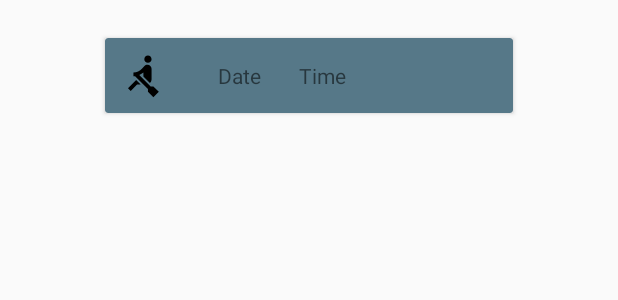
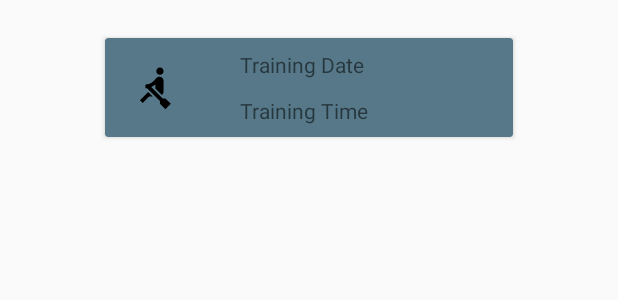
Before and after one commit to Vinniento/RaCo, an Android app: the layout training_card.xml on its own in the app's theme, with its tools: preview values and no code run, on a phone screen of 412 x 824 dp. Shown: the top 300 px of the screen. Run offline under Robolectric (Android 15) with nearby library versions, the phone set to English and light mode, and no system bars; network calls fail.

Commit message:
time and date cardView formatted and time parsed from json

```diff
--- a/app/src/main/java/com/example/raco/ui/viewmodels/LoginViewModel.kt
+++ b/app/src/main/java/com/example/raco/ui/viewmodels/LoginViewModel.kt
@@ -19,7 +19,6 @@ class LoginViewModel : ViewModel() {
 
     private val _loginJob = Job()
 
-
     private val _snackbarMessageObserver = MutableLiveData<String>()
     val snackbarMessageObserver: LiveData<String>
         get() = _snackbarMessageObserver
@@ -37,7 +36,6 @@ class LoginViewModel : ViewModel() {
     private val _errorHandler = CoroutineExceptionHandler { _, throwable ->
         Timber.e(throwable.message.toString())
     }
-
 
     private suspend fun getLoginData(email: String, password: String) {
         /*return withContext(Dispatchers.Main) {
@@ -62,7 +60,6 @@ class LoginViewModel : ViewModel() {
             _snackbarMessageObserver.value = "Email or password are in invalid format"
     }
 
-
     private fun checkUserCredentialsValidity(inputEmail: String, inputPassword: String): Boolean {
         return (HelperClass.isValidEmail(inputEmail) && inputPassword.length >= 8)
     }
--- a/app/src/main/res/layout/training_card.xml
+++ b/app/src/main/res/layout/training_card.xml
@@ -18,28 +18,34 @@
             android:id="@+id/trainingLogo"
             android:layout_width="50dp"
             android:layout_height="50dp"
+            android:layout_margin="8dp"
             android:src="@drawable/ic_training_foreground" />
+
 
         <androidx.appcompat.widget.AppCompatTextView
             android:id="@+id/trainingsDateCardTextview"
             android:layout_width="wrap_content"
             android:layout_height="wrap_content"
-            android:layout_centerVertical="true"
-            android:layout_marginLeft="25dp"
+            android:layout_alignTop="@+id/trainingLogo"
+            android:layout_marginStart="24dp"
+            android:layout_marginTop="0dp"
             android:layout_toEndOf="@id/trainingLogo"
-            android:text="Date"
+            android:text="Training Date"
             android:textAlignment="viewStart" />
+
 
         <androidx.appcompat.widget.AppCompatTextView
             android:id="@+id/trainingsTimeCardTextview"
             android:layout_width="wrap_content"
             android:layout_height="wrap_content"
-            android:layout_centerVertical="true"
-            android:layout_marginLeft="25dp"
-            android:layout_marginRight="10dp"
-            android:layout_toEndOf="@id/trainingsDateCardTextview"
-            android:text="Time" />
-
+            android:layout_alignEnd="@+id/trainingsDateCardTextview"
+            android:layout_alignBottom="@+id/trainingLogo"
+            android:layout_marginStart="24dp"
+            android:layout_marginEnd="-17dp"
+            android:layout_marginBottom="0dp"
+            android:layout_toEndOf="@id/trainingLogo"
+            android:text="Training Time"
+            android:textAlignment="viewStart" />
 
     </RelativeLayout>
 </androidx.cardview.widget.CardView>
```
Also changed, not shown: app/src/main/java/com/example/raco/ui/TrainingAdapter.kt (+25 -2 lines), app/src/main/java/com/example/raco/ui/viewmodels/AddTrainingViewModel.kt (+2 -5 lines), app/src/main/java/com/example/raco/ui/viewmodels/LoggedInSharedViewModel.kt (added, +8 -0 lines), app/src/main/java/com/example/raco/ui/views/navigationdrawer/AddTrainingsFragment.kt (+25 -11 lines), app/src/main/java/com/example/raco/utilities/HelperClass.kt (+12 -4 lines).
